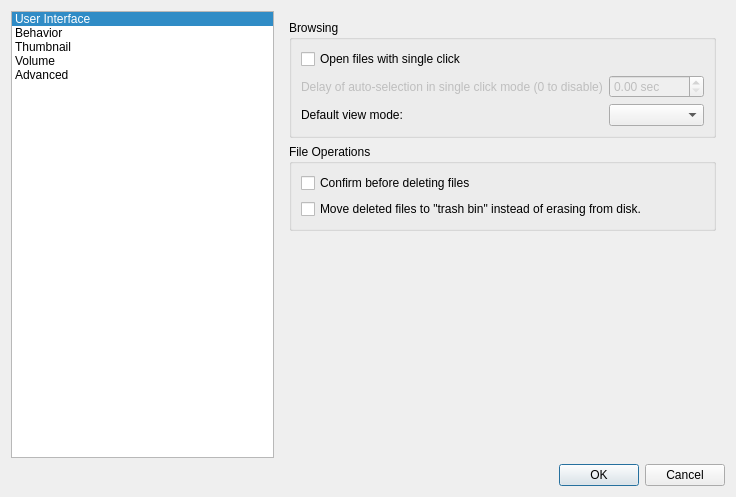
Qt form pcmanfm/preferences.ui (lxqt/pcmanfm-qt) before a commit.
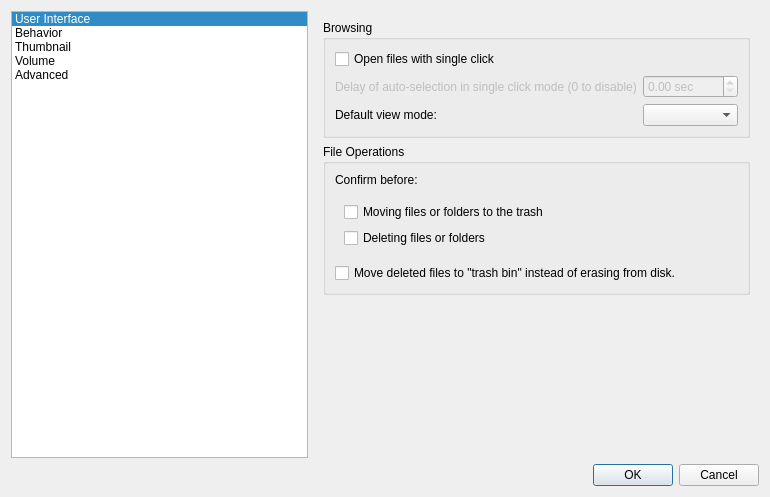
The same form after that commit. The open tabs and pages were chosen to show the change.

Commit message:
Separate confirmation settings for moving files to the trash and deleting files
By default don't ask confirmation for moving files to the trash

```diff
--- a/pcmanfm/preferences.ui
+++ b/pcmanfm/preferences.ui
@@ -6,7 +6,7 @@
    <rect>
     <x>0</x>
     <y>0</y>
-    <width>736</width>
+    <width>770</width>
     <height>497</height>
    </rect>
   </property>
@@ -279,13 +279,33 @@
            </property>
            <layout class="QFormLayout" name="formLayout_6">
             <item row="0" column="0">
-             <widget class="QCheckBox" name="configmDelete">
+             <widget class="QLabel" name="label_2">
               <property name="text">
-               <string>Confirm before deleting files</string>
+               <string>Confirm before:</string>
               </property>
              </widget>
             </item>
             <item row="1" column="0">
+             <widget class="QFrame" name="frame">
+              <layout class="QFormLayout" name="formLayout_8">
+               <item row="1" column="0">
+                <widget class="QCheckBox" name="configmTrash">
+                 <property name="text">
+                  <string>Moving files or folders to the trash</string>
+                 </property>
+                </widget>
+               </item>
+               <item row="2" column="0">
+                <widget class="QCheckBox" name="configmDelete">
+                 <property name="text">
+                  <string>Deleting files or folders</string>
+                 </property>
+                </widget>
+               </item>
+              </layout>
+             </widget>
+            </item>
+            <item row="2" column="0">
              <widget class="QCheckBox" name="useTrash">
               <property name="text">
                <string>Move deleted files to &quot;trash bin&quot; instead of erasing from disk.</string>
```
The commit also changes 23 other files.
